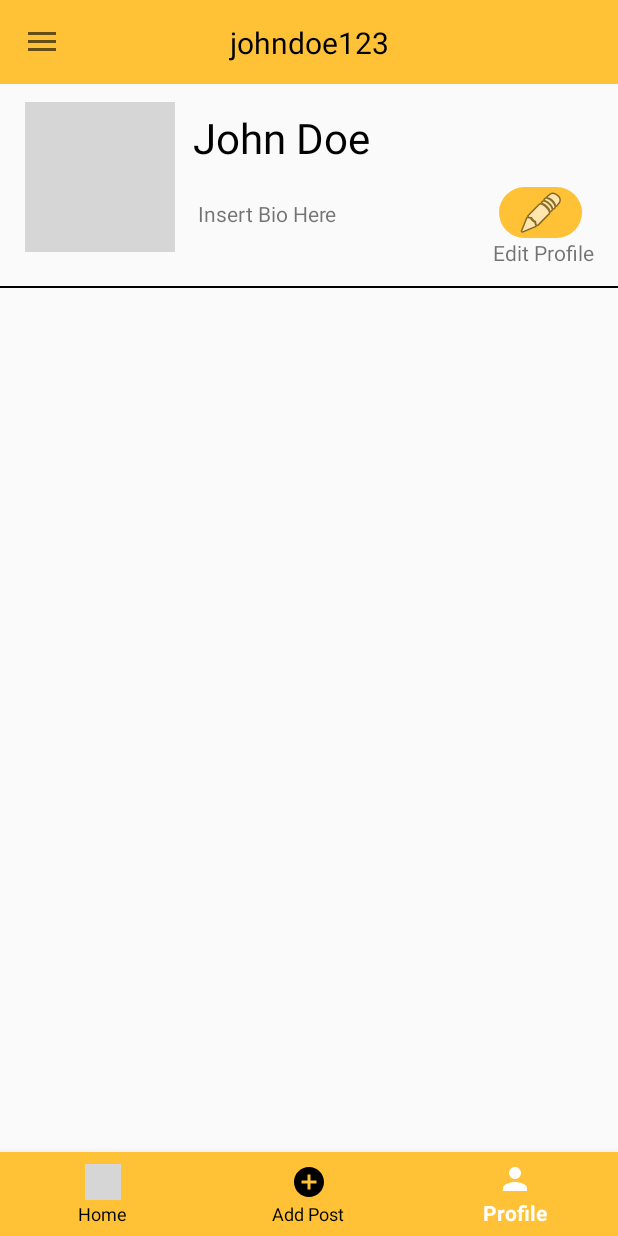
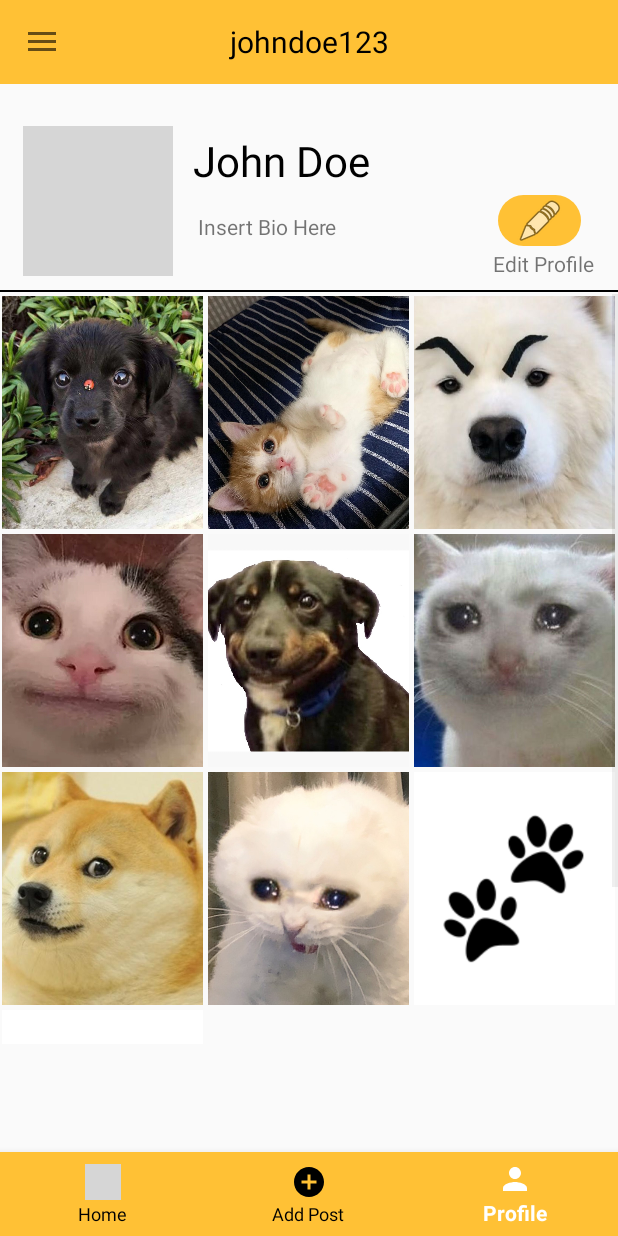
Before and after one commit to nadeentameesh14/KeePet, an Android app: the UserActivity screen opened directly, with no data from a screen before it, on a phone screen of 412 x 824 dp. Run offline under Robolectric (Android 15) with nearby library versions, the phone set to English and light mode, and no system bars; our stand-ins replace CircleImageView, Volley; network calls fail; grey boxes are pictures that could not be loaded.

Commit message:
did user profile

```diff
--- a/app/build.gradle
+++ b/app/build.gradle
@@ -38,8 +38,7 @@ dependencies {
     testImplementation 'junit:junit:4.12'
     androidTestImplementation 'androidx.test.ext:junit:1.1.1'
     androidTestImplementation 'androidx.test.espresso:espresso-core:3.2.0'
-    compile 'com.lorentzos.swipecards:library:1.0.9'
-
+    implementation 'com.lorentzos.swipecards:library:1.0.9'
 
 
 }
--- a/app/src/main/AndroidManifest.xml
+++ b/app/src/main/AndroidManifest.xml
@@ -14,6 +14,7 @@
         android:theme="@style/AppTheme"
         android:usesCleartextTraffic="true"
         tools:ignore="GoogleAppIndexingWarning">
+        <activity android:name=".LikesActivity"></activity>
         <activity android:name=".PetViewActivity" />
         <activity android:name=".UserActivity" />
         <activity android:name=".AddActivity" />
--- a/app/src/main/java/com/example/myapplication/UserActivity.java
+++ b/app/src/main/java/com/example/myapplication/UserActivity.java
@@ -7,12 +7,22 @@ import androidx.drawerlayout.widget.DrawerLayout;
 import android.content.Intent;
 import android.os.Bundle;
 import android.view.MenuItem;
+import android.view.View;
+import android.view.ViewGroup;
+import android.widget.AdapterView;
+import android.widget.BaseAdapter;
+import android.widget.GridView;
+import android.widget.ImageView;
 import android.widget.Toast;
 
 import androidx.appcompat.widget.Toolbar;
+import androidx.recyclerview.widget.RecyclerView;
 
+import com.android.volley.toolbox.PoolingByteArrayOutputStream;
 import com.google.android.material.bottomnavigation.BottomNavigationView;
 import com.google.android.material.navigation.NavigationView;
+
+import java.util.List;
 
 public class UserActivity extends AppCompatActivity implements NavigationView.OnNavigationItemSelectedListener{
 
@@ -20,7 +30,10 @@ public class UserActivity extends AppCompatActivity implements NavigationView.On
     NavigationView navigationView;
     Toolbar toolbar;
     ActionBarDrawerToggle toggle;
-
+    GridView gridView;
+    ImageView imageView;
+    int [] images = {R.drawable.pupper,R.drawable.kitty,R.drawable.doggo2,R.drawable.kitty2,R.drawable.doggo3,R.drawable.kitty3,R.drawable.doggo4,
+            R.drawable.kitty4,R.drawable.paws,R.drawable.paws};
 
 
     @Override
@@ -44,6 +57,23 @@ public class UserActivity extends AppCompatActivity implements NavigationView.On
         }
 
 
+        gridView = findViewById(R.id.gridview);
+
+        CustomAdapter customAdapter = new CustomAdapter();
+        gridView.setAdapter(customAdapter);
+
+        gridView.setOnItemClickListener(new AdapterView.OnItemClickListener() {
+            @Override
+            public void onItemClick(AdapterView<?> parent, View view, int position, long id) {
+
+                Intent intent = new Intent(getApplicationContext(), PetViewActivity.class);
+
+                intent.putExtra("Image", images[position]);
+                intent.putExtra("ID", 2);
+                startActivity(intent);
+
+            }
+        });
 
         bottomNav();
     }
@@ -85,20 +115,55 @@ public class UserActivity extends AppCompatActivity implements NavigationView.On
     public boolean onNavigationItemSelected(@NonNull MenuItem item) {
 
         switch(item.getItemId()) {
-            case R.id.nav_listings: {
-                Toast.makeText(UserActivity.this, "Listings", Toast.LENGTH_LONG).show();
-            }
+            case R.id.nav_likes: {
+                Toast.makeText(UserActivity.this, "Likes", Toast.LENGTH_LONG).show();
+                Intent intent = new Intent(getApplicationContext(),LikesActivity.class);
+                startActivity(intent);
+                }
                 break;
-            case R.id.nav_likes:
-                Toast.makeText(UserActivity.this,"Likes", Toast.LENGTH_LONG).show();
+            case R.id.nav_messages: {
+                Toast.makeText(UserActivity.this, "Messages", Toast.LENGTH_LONG).show();
+
+                }
                 break;
-            case R.id.nav_messages:
-                Toast.makeText(UserActivity.this,"Messages", Toast.LENGTH_LONG).show();
-                break;
-            case R.id.nav_logout:
+            case R.id.nav_logout: {
                 Toast.makeText(UserActivity.this, "Log Out", Toast.LENGTH_LONG).show();
+
+                }
                 break;
         }
         return false;
     }
+
+    private class CustomAdapter extends BaseAdapter {
+
+
+        @Override
+        public int getCount() {
+            return images.length;
+        }
+
+        @Override
+        public Object getItem(int position) {
+            return null;
+        }
+
+        @Override
+        public long getItemId(int position) {
+            return 0;
+        }
+
+        @Override
+        public View getView(int position, View convertView, ViewGroup parent) {
+
+            View v = getLayoutInflater().inflate(R.layout.post_item,null);
+
+            imageView = v.findViewById(R.id.post_thumbnail);
+
+            imageView.setImageResource(images[position]);
+
+            return v;
+
+        }
+    }
 }
--- /dev/null
+++ b/app/src/main/res/drawable/email.xml
@@ -0,0 +1,5 @@
+<vector android:height="24dp" android:tint="#FFFFFF"
+    android:viewportHeight="24.0" android:viewportWidth="24.0"
+    android:width="24dp" xmlns:android="http://schemas.android.com/apk/res/android">
+    <path android:fillColor="#FF000000" android:pathData="M20,4L4,4c-1.1,0 -1.99,0.9 -1.99,2L2,18c0,1.1 0.9,2 2,2h16c1.1,0 2,-0.9 2,-2L22,6c0,-1.1 -0.9,-2 -2,-2zM20,8l-8,5 -8,-5L4,6l8,5 8,-5v2z"/>
+</vector>
--- a/app/src/main/res/layout/activity_user.xml
+++ b/app/src/main/res/layout/activity_user.xml
@@ -25,15 +25,50 @@
                 android:id="@+id/toolbar"
                 android:background="@color/colorPrimary"
                 >
+                <TextView
+                    android:id="@+id/username"
+                    android:layout_width="240dp"
+                    android:layout_height="46dp"
+                    android:autoSizeMaxTextSize="20sp"
+                    android:autoSizeMinTextSize="12sp"
+                    android:autoSizeTextType="uniform"
+                    android:gravity="center"
+                    android:layout_gravity="center"
+                    android:text="johndoe123"
+                    android:textColor="#000000"
+                     />
 
             </androidx.appcompat.widget.Toolbar>
 
+            <LinearLayout
+                android:layout_width="match_parent"
+                android:layout_height="wrap_content"
+                android:orientation="vertical"
+                android:id="@+id/topbar"
+                android:layout_centerInParent="true"
+                android:layout_below="@id/toolbar"
+
+                >
 
                 <androidx.constraintlayout.widget.ConstraintLayout
                     android:layout_width="match_parent"
-            android:layout_height="600dp"
+                    android:layout_height="140dp"
                     android:divider="?android:dividerHorizontal"
                     android:showDividers="middle">
+
+                    <de.hdodenhof.circleimageview.CircleImageView
+                        android:id="@+id/profile_image"
+                        android:layout_width="100dp"
+                        android:layout_height="100dp"
+                        android:src="@drawable/user_profile"
+                        app:civ_border_color="#FF000000"
+                        app:civ_border_width="2dp"
+                        app:layout_constraintBottom_toBottomOf="parent"
+                        app:layout_constraintEnd_toEndOf="parent"
+                        app:layout_constraintStart_toStartOf="parent"
+                        app:layout_constraintTop_toTopOf="parent"
+                        app:layout_constraintHorizontal_bias="0.05"
+                        app:layout_constraintVertical_bias="0.7"/>
 
 
                     <TextView
@@ -43,33 +78,16 @@
                         android:autoSizeMaxTextSize="40sp"
                         android:autoSizeMinTextSize="20sp"
                         android:autoSizeTextType="uniform"
+                        android:padding="4dp"
                         android:text="John Doe"
-                android:padding="4dp"
                         android:textColor="#000000"
                         app:layout_constraintBottom_toBottomOf="parent"
                         app:layout_constraintEnd_toEndOf="parent"
                         app:layout_constraintHorizontal_bias="0.725"
                         app:layout_constraintStart_toStartOf="parent"
                         app:layout_constraintTop_toTopOf="parent"
-                app:layout_constraintVertical_bias="0.124"
+                        app:layout_constraintVertical_bias="0.297"
                         tools:targetApi="o" />
-
-            <TextView
-                android:id="@+id/username"
-                android:layout_width="240dp"
-                android:layout_height="46dp"
-                android:autoSizeMaxTextSize="20sp"
-                android:autoSizeMinTextSize="12sp"
-                android:autoSizeTextType="uniform"
-                android:gravity="center"
-                android:text="johndoe123"
-                android:textColor="#000000"
-                app:layout_constraintBottom_toBottomOf="parent"
-                app:layout_constraintEnd_toEndOf="parent"
-                app:layout_constraintHorizontal_bias="0.5"
-                app:layout_constraintStart_toStartOf="parent"
-                app:layout_constraintTop_toTopOf="parent"
-                app:layout_constraintVertical_bias="0.01" />
 
                     <TextView
                         android:id="@+id/bio"
@@ -83,21 +101,7 @@
                         app:layout_constraintHorizontal_bias="0.568"
                         app:layout_constraintStart_toStartOf="parent"
                         app:layout_constraintTop_toTopOf="parent"
-                app:layout_constraintVertical_bias="0.224" />
-
-            <de.hdodenhof.circleimageview.CircleImageView
-                android:id="@+id/profile_image"
-                android:layout_width="100dp"
-                android:layout_height="100dp"
-                android:src="@drawable/user_profile"
-                app:civ_border_color="#FF000000"
-                app:civ_border_width="2dp"
-                app:layout_constraintBottom_toBottomOf="parent"
-                app:layout_constraintEnd_toEndOf="parent"
-                app:layout_constraintHorizontal_bias="0.053"
-                app:layout_constraintStart_toStartOf="parent"
-                app:layout_constraintTop_toTopOf="parent"
-                app:layout_constraintVertical_bias="0.136" />
+                        app:layout_constraintVertical_bias="0.8" />
 
                     <ImageButton
                         android:id="@+id/editButton"
@@ -106,10 +110,10 @@
                         android:background="@drawable/round_button"
                         app:layout_constraintBottom_toBottomOf="parent"
                         app:layout_constraintEnd_toEndOf="parent"
-                app:layout_constraintHorizontal_bias="0.932"
+                        app:layout_constraintHorizontal_bias="0.93"
                         app:layout_constraintStart_toStartOf="parent"
                         app:layout_constraintTop_toTopOf="parent"
-                app:layout_constraintVertical_bias="0.22"
+                        app:layout_constraintVertical_bias="0.698"
                         app:srcCompat="@android:drawable/ic_menu_edit" />
 
                     <TextView
@@ -122,9 +126,10 @@
                         app:layout_constraintHorizontal_bias="0.953"
                         app:layout_constraintStart_toStartOf="parent"
                         app:layout_constraintTop_toTopOf="parent"
-                app:layout_constraintVertical_bias="0.273" />
+                        app:layout_constraintVertical_bias="0.91" />
 
                     <LinearLayout
+                        android:id="@+id/linearLayout"
                         android:layout_width="match_parent"
                         android:layout_height="1dp"
                         android:background="#000000"
@@ -133,10 +138,33 @@
                         app:layout_constraintHorizontal_bias="0.0"
                         app:layout_constraintStart_toStartOf="parent"
                         app:layout_constraintTop_toTopOf="parent"
-                app:layout_constraintVertical_bias="0.318" />
+                        app:layout_constraintVertical_bias="0.99"
+                        android:orientation="horizontal" />
 
 
                 </androidx.constraintlayout.widget.ConstraintLayout>
+            </LinearLayout>
+
+            <LinearLayout
+                android:layout_width="match_parent"
+                android:layout_height="500dp"
+                android:orientation="vertical"
+                android:layout_centerInParent="true"
+                android:layout_below="@id/topbar"
+                >
+
+                <GridView
+                    android:id="@+id/gridview"
+                    android:layout_width="match_parent"
+                    android:layout_height="wrap_content"
+                    android:background="#00000000"
+                    android:horizontalSpacing="1dp"
+                    android:numColumns="3"
+                    android:verticalSpacing="1dp" />
+
+            </LinearLayout>
+
+
 
 
         </RelativeLayout>
@@ -153,7 +181,18 @@
         </com.google.android.material.navigation.NavigationView>
 
 
+
+
+
+
+
+
     </androidx.drawerlayout.widget.DrawerLayout>
+
+
+
+
+
 
     <com.google.android.material.bottomnavigation.BottomNavigationView
                 android:id="@+id/bottom_navigation"
@@ -172,4 +211,8 @@
 
 
 
+
+
+
+
 </RelativeLayout>
--- a/app/src/main/res/layout/post_item.xml
+++ b/app/src/main/res/layout/post_item.xml
@@ -6,10 +6,13 @@
     >
 
     <ImageView
-        android:layout_width="match_parent"
-        android:layout_height="wrap_content"
+        android:layout_width="155dp"
+        android:layout_height="155dp"
         android:layout_margin="1dp"
+        android:background="#FFFFFF"
+        android:scaleType="centerCrop"
         android:id="@+id/post_thumbnail"
+        android:src="@drawable/paws"
         />
 
 </RelativeLayout>
--- a/app/src/main/res/menu/drawer_menu.xml
+++ b/app/src/main/res/menu/drawer_menu.xml
@@ -2,10 +2,6 @@
 <menu xmlns:android="http://schemas.android.com/apk/res/android">
 
     <group>
-        <item
-            android:icon="@drawable/settings"
-            android:title="@string/listings"
-            android:id="@+id/nav_listings"/>
         <item
             android:icon="@drawable/likes"
             android:title="@string/likes"
```
Also changed, not shown: app/src/main/java/com/example/myapplication/LikesActivity.java (added, +14 -0 lines), app/src/main/java/com/example/myapplication/PetViewActivity.java (+11 -0 lines), app/src/main/java/com/example/myapplication/PostAdaptor.java (deleted, +0 -47 lines), app/src/main/res/layout/activity_likes.xml (added, +9 -0 lines), app/src/main/res/layout/activity_pet_view.xml (+20 -45 lines), app/src/main/res/drawable/doggo2.jpg (added), app/src/main/res/drawable/doggo3.jpg (added), app/src/main/res/drawable/doggo4.jpg (added), app/src/main/res/drawable/fab.png (added), app/src/main/res/drawable/kitty.jpg (added), app/src/main/res/drawable/kitty2.jpg (added), app/src/main/res/drawable/kitty3.jpeg (added), app/src/main/res/drawable/kitty4.jpg (added). Lines whose indentation alone changed are shown as unchanged.
